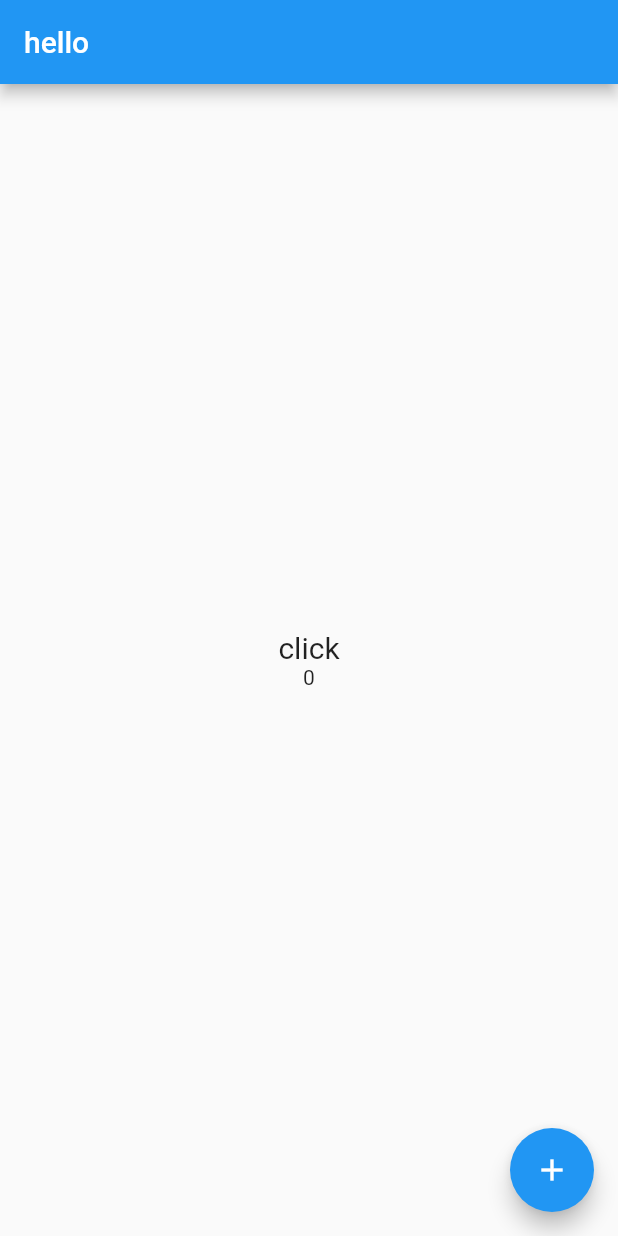
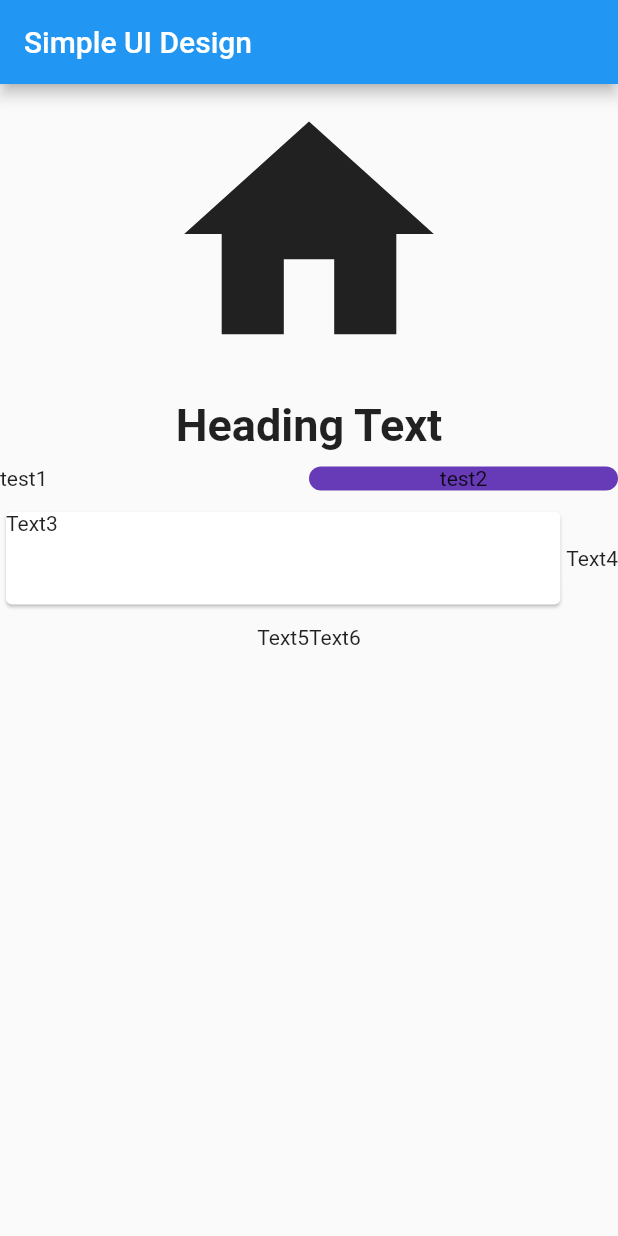
Before and after one commit to nmkawcher/SdmgFlutter56, a Flutter app: the screen it shows after launch, on a phone screen of 412 x 824 dp. Run offline on Flutter 3.47's test engine with Material 2 defaults, Android fonts, the light colour scheme and no system bars.

Commit message:
day 15 complete

```diff
--- a/lib/main.dart
+++ b/lib/main.dart
@@ -1,5 +1,3 @@
-import 'dart:html';
-
 import 'package:flutter/material.dart';
 
 void main(){
@@ -13,14 +11,85 @@ class MyApp extends StatelessWidget {
     return MaterialApp(
       title: 'title',
       theme: ThemeData(primarySwatch: Colors.blue),
-      home: HomePage(),
+      home: MyHome(),
 
     );
   }
 }
 
+class MyHome extends StatelessWidget {
+  const MyHome({Key? key}) : super(key: key);
 
-class HomePage extends StatefulWidget {
+  @override
+  Widget build(BuildContext context) {
+    return Scaffold(
+      appBar: AppBar(title: Text("Simple UI Design"),),
+      body: Center(
+        child: Column(
+          children: [
+            Icon(Icons.home,size: 200,),
+            SizedBox(height: 10.0,),
+            Text("Heading Text",style: TextStyle(fontSize: 30.0,fontWeight: FontWeight.bold),),
+            SizedBox(height: 10.0,),
+            Row(
+              mainAxisAlignment: MainAxisAlignment.center,
+              children: [
+                Expanded(
+                  flex: 1,
+                    child: Container(
+                      child: Text("test1"),
+                    )
+                ),
+                Expanded(
+                  flex: 1,
+                    child: Container(
+                      alignment: Alignment.center,
+                      decoration: BoxDecoration(
+                        borderRadius: BorderRadius.circular(8.0),
+                        color: Colors.deepPurple
+                      ),
+                      child: Text("test2"),
+                    )
+                )
+              ],
+            ),
+            SizedBox(height: 10.0,),
+            Row(
+              mainAxisAlignment: MainAxisAlignment.center,
+              children: [
+                Expanded(flex:1,
+                    child: SizedBox(
+                      height: 70,
+                        child: Card(
+                            child: Text(
+                                "Text3")
+                        )
+                    )
+                ),
+                Text("Text4")
+              ],
+            ),
+            SizedBox(height: 10.0,),
+            Row(
+              mainAxisAlignment: MainAxisAlignment.center,
+              children: [
+                Text("Text5"),
+                Text("Text6")
+              ],
+            ),
+            SizedBox(height: 10.0,),
+          ],
+        ),
+      ),
+    );
+  }
+}
+
+
+
+
+
+/*class HomePage extends StatefulWidget {
   const HomePage({Key? key}) : super(key: key);
 
   @override
@@ -62,7 +131,7 @@ class _HomePageState extends State<HomePage> {
     );
 
   }
-}
+}*/
 
 
 
```
